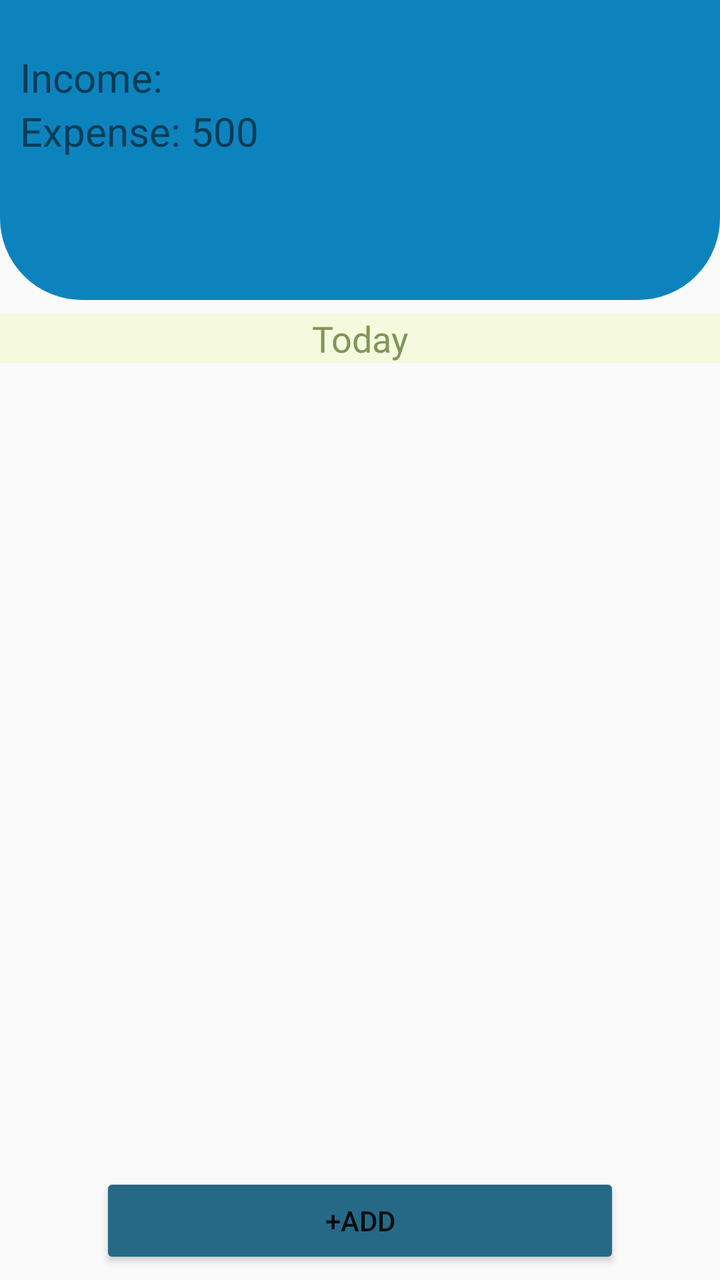
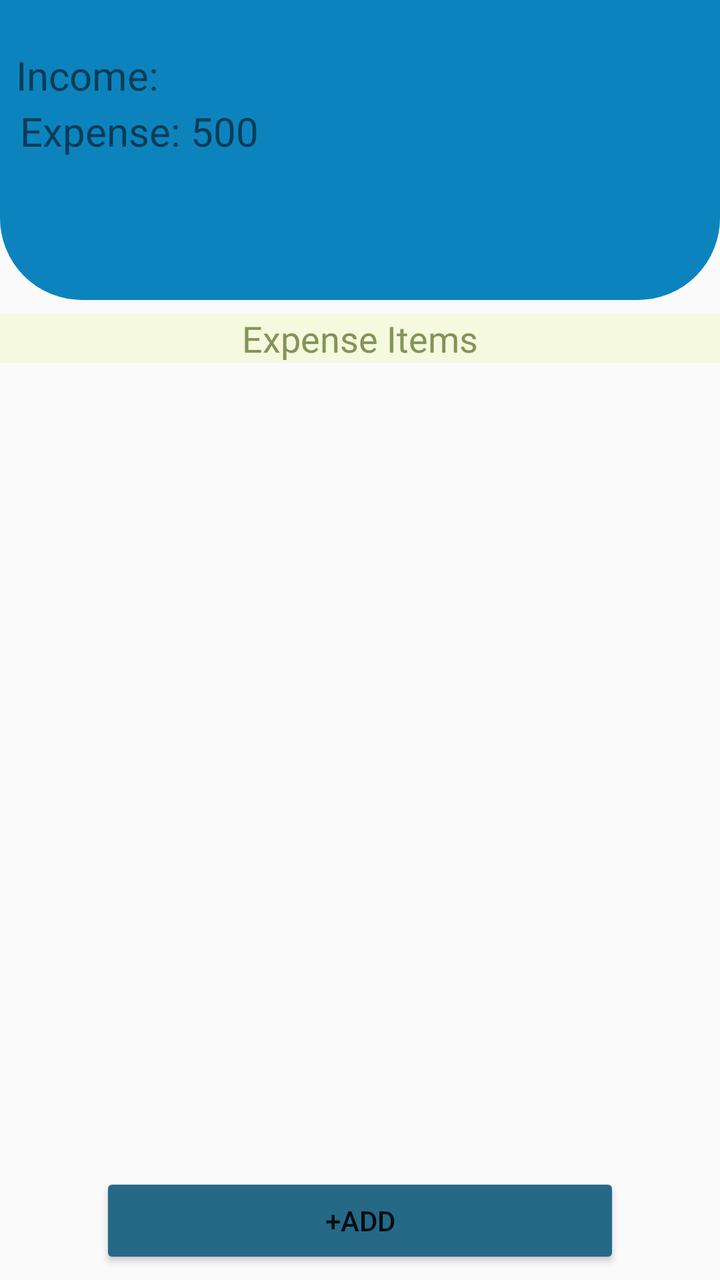

Screens rendered from an Android XML layout before and after an edit, with the pre-edit source and the edit as a unified diff.
<!-- AndroidManifest.xml: application theme Theme.ExpenseTracker -->
<!-- res/layout/fragment_main.xml -->
<?xml version="1.0" encoding="utf-8"?>
<androidx.constraintlayout.widget.ConstraintLayout xmlns:android="http://schemas.android.com/apk/res/android"
    xmlns:tools="http://schemas.android.com/tools"
    android:layout_width="match_parent"
    android:layout_height="match_parent"
    xmlns:app="http://schemas.android.com/apk/res-auto"
    android:orientation="vertical"
    tools:context=".view.mainview.MainFragment">

    <androidx.constraintlayout.widget.ConstraintLayout
        android:id="@+id/fcons"
        android:layout_width="match_parent"
        android:layout_height="150dp"
        android:orientation="vertical"
        app:layout_constraintStart_toStartOf="parent"
        app:layout_constraintEnd_toEndOf="parent"
        app:layout_constraintTop_toTopOf="parent"
        android:background="@drawable/bottom_radius">

        <TextView
            android:id="@+id/t_income"
            android:layout_width="wrap_content"
            android:layout_height="wrap_content"
            android:fontFamily="@font/bakbak_one"
            android:text="@string/income"
            android:textSize="20sp"
            android:layout_marginTop="25dp"
            android:layout_marginStart="10dp"
            app:layout_constraintStart_toStartOf="parent"
            app:layout_constraintTop_toTopOf="parent"
            />

        <TextView
            android:id="@+id/i_amount"
            android:layout_width="wrap_content"
            android:layout_height="wrap_content"
            android:fontFamily="@font/bakbak_one"
            android:paddingLeft="5dp"
            android:textSize="20sp"
            android:layout_marginTop="25dp"
            app:layout_constraintStart_toEndOf="@id/t_income"
            app:layout_constraintTop_toTopOf="parent"
            />

        <TextView
            android:id="@+id/t_expense"
            android:layout_width="wrap_content"
            android:layout_height="wrap_content"
            android:fontFamily="@font/bakbak_one"
            android:text="@string/expense"
            android:textSize="20sp"
            android:layout_marginStart="10dp"
            app:layout_constraintStart_toStartOf="parent"
            app:layout_constraintTop_toBottomOf="@id/i_amount"
            />

        <TextView
            android:id="@+id/e_amount"
            android:layout_width="wrap_content"
            android:layout_height="wrap_content"
            android:fontFamily="@font/bakbak_one"
            android:paddingHorizontal="5dp"
            android:text="@string/_500"
            android:textSize="20sp"
            app:layout_constraintStart_toEndOf="@id/t_expense"
            app:layout_constraintTop_toBottomOf="@id/i_amount"
            />

    </androidx.constraintlayout.widget.ConstraintLayout>


    <TextView
        android:id="@+id/today"
        android:layout_width="match_parent"
        android:layout_height="wrap_content"
        android:fontFamily="@font/alexandria_semibold"
        android:text="@string/today"
        android:textSize="18sp"
        android:background="#F5F9DD"
        android:textColor="#829458"
        app:layout_constraintEnd_toEndOf="parent"
        app:layout_constraintStart_toStartOf="parent"
        app:layout_constraintTop_toBottomOf="@id/fcons"
        android:gravity="center"
        android:layout_marginTop="7dp"/>



    <androidx.recyclerview.widget.RecyclerView
        android:id="@+id/rc"
        android:layout_width="match_parent"
        android:layout_height="350dp"
        app:layout_constraintStart_toStartOf="parent"
        app:layout_constraintEnd_toEndOf="parent"
        app:layout_constraintTop_toBottomOf="@id/today"
        android:layout_marginTop="5dp"
        />

    <androidx.appcompat.widget.AppCompatButton
        android:id="@+id/click_btn"
        android:layout_width="match_parent"
        android:layout_height="wrap_content"
        android:text="+ADD"
        app:layout_constraintStart_toStartOf="parent"
        app:layout_constraintEnd_toEndOf="parent"
        app:layout_constraintTop_toBottomOf="@id/rc"
        android:layout_marginHorizontal="50dp"
        android:backgroundTint="#256987"
        app:cornerRadius="20dp"
        android:layout_marginTop="50dp"
        />
</androidx.constraintlayout.widget.ConstraintLayout>
<!-- resources referenced by this layout -->
<resources>
  <!-- drawable bottom_radius (drawable) -->
  <?xml version="1.0" encoding="utf-8"?>
  <shape xmlns:android="http://schemas.android.com/apk/res/android"
  
      android:shape="rectangle"
      >
  
      <corners
          android:bottomLeftRadius="40dp"
          android:bottomRightRadius="40dp"
          />
  
      <stroke
         android:width="2dp"
          android:color="#0D83BD"
          />
  
      <solid
  
          android:color="#0D83BD"
  
          />
  
  </shape>
  <string name="_500">500</string>
  <string name="expense">Expense:</string>
  <string name="income">Income:</string>
  <string name="today">Today</string>
  <style name="Theme.ExpenseTracker" parent="Base.Theme.ExpenseTracker" />
  <style name="Base.Theme.ExpenseTracker" parent="Theme.AppCompat.DayNight.DarkActionBar">
          <item name="android:statusBarColor">#0D83BD</item>
      </style>
</resources>

<!-- the commit's change to res/layout/fragment_main.xml (unified diff, before → after) -->
@@ -21,21 +21,20 @@
             android:id="@+id/t_income"
             android:layout_width="wrap_content"
             android:layout_height="wrap_content"
+            android:layout_marginStart="8dp"
+            android:layout_marginTop="24dp"
             android:fontFamily="@font/bakbak_one"
             android:text="@string/income"
             android:textSize="20sp"
-            android:layout_marginTop="25dp"
-            android:layout_marginStart="10dp"
-            app:layout_constraintStart_toStartOf="parent"
-            app:layout_constraintTop_toTopOf="parent"
-            />
+            app:layout_constraintStart_toStartOf="parent"
+            app:layout_constraintTop_toTopOf="parent" />
 
         <TextView
             android:id="@+id/i_amount"
             android:layout_width="wrap_content"
             android:layout_height="wrap_content"
             android:fontFamily="@font/bakbak_one"
-            android:paddingLeft="5dp"
+            android:paddingStart="5dp"
             android:textSize="20sp"
             android:layout_marginTop="25dp"
             app:layout_constraintStart_toEndOf="@id/t_income"
@@ -55,7 +54,7 @@
             />
 
         <TextView
-            android:id="@+id/e_amount"
+            android:id="@+id/et_examount"
             android:layout_width="wrap_content"
             android:layout_height="wrap_content"
             android:fontFamily="@font/bakbak_one"
@@ -74,7 +73,7 @@
         android:layout_width="match_parent"
         android:layout_height="wrap_content"
         android:fontFamily="@font/alexandria_semibold"
-        android:text="@string/today"
+        android:text="Expense Items"
         android:textSize="18sp"
         android:background="#F5F9DD"
         android:textColor="#829458"
@@ -90,8 +89,9 @@
         android:id="@+id/rc"
         android:layout_width="match_parent"
         android:layout_height="350dp"
+        tools:listitem="@layout/user_itemslist"
+        app:layoutManager="androidx.recyclerview.widget.LinearLayoutManager"
         app:layout_constraintStart_toStartOf="parent"
-        app:layout_constraintEnd_toEndOf="parent"
         app:layout_constraintTop_toBottomOf="@id/today"
         android:layout_marginTop="5dp"
         />
@@ -110,3 +110,326 @@
         android:layout_marginTop="50dp"
         />
 </androidx.constraintlayout.widget.ConstraintLayout>
+<!-- res/layout/user_itemslist.xml (included above) -->
+<?xml version="1.0" encoding="utf-8"?>
+<androidx.cardview.widget.CardView xmlns:android="http://schemas.android.com/apk/res/android"
+    android:layout_width="match_parent"
+    android:layout_height="wrap_content"
+    xmlns:app="http://schemas.android.com/apk/res-auto"
+    android:backgroundTint="#135878"
+    android:elevation="10dp"
+    android:layout_marginHorizontal="20dp"
+    android:layout_marginTop="25dp"
+    app:cardCornerRadius="6dp"
+    >
+
+    <androidx.constraintlayout.widget.ConstraintLayout
+        android:layout_width="match_parent"
+        android:layout_height="wrap_content"
+
+        >
+        
+        <TextView
+            android:id="@+id/date"
+            android:layout_width="wrap_content"
+            android:layout_height="20dp"
+            android:text="01/05/2026"
+            android:textStyle="italic"
+            android:textColor="#0DD8C7"
+            app:layout_constraintStart_toStartOf="parent"
+            app:layout_constraintEnd_toEndOf="parent"
+            app:layout_constraintBottom_toTopOf="@id/food_lay"
+
+            />
+
+         <androidx.constraintlayout.widget.ConstraintLayout
+             android:id="@+id/food_lay"
+             android:layout_width="match_parent"
+             android:layout_height="wrap_content"
+             app:layout_constraintStart_toStartOf="parent"
+             app:layout_constraintEnd_toEndOf="parent"
+             app:layout_constraintTop_toTopOf="parent"
+             android:layout_marginTop="30dp"
+             >
+
+
+             <TextView
+                 android:id="@+id/t_food"
+                 android:layout_width="fill_parent"
+                 android:layout_height="wrap_content"
+                 android:text="Food"
+                 android:textSize="14sp"
+                 android:textColor="@color/white"
+                 android:textStyle="bold"
+                 android:layout_marginLeft="65dp"
+                 app:layout_constraintStart_toStartOf="parent"
+                 app:layout_constraintTop_toTopOf="parent"
+                 />
+
+             <TextView
+                 android:id="@+id/et_food"
+                 android:layout_width="fill_parent"
+                 android:layout_height="wrap_content"
+                 android:text="2600"
+                 android:textSize="14sp"
+                 android:textColor="@color/white"
+                 android:textStyle="bold"
+                 android:layout_marginLeft="250dp"
+                 app:layout_constraintStart_toEndOf="@id/t_food"
+                 app:layout_constraintTop_toTopOf="parent"
+
+                 />
+
+         </androidx.constraintlayout.widget.ConstraintLayout>
+
+
+        <androidx.constraintlayout.widget.ConstraintLayout
+            android:id="@+id/medi_lay"
+            android:layout_width="match_parent"
+            android:layout_height="wrap_content"
+            app:layout_constraintStart_toStartOf="parent"
+            app:layout_constraintTop_toBottomOf="@id/food_lay"
+            android:orientation="horizontal"
+            >
+
+
+            <TextView
+                android:id="@+id/t_medi"
+                android:layout_width="fill_parent"
+                android:layout_height="wrap_content"
+                android:text="Medical"
+                android:textSize="14sp"
+                android:textColor="@color/white"
+                android:textStyle="bold"
+                android:paddingLeft="65dp"
+                android:layout_marginTop="5dp"
+                app:layout_constraintStart_toStartOf="parent"
+                app:layout_constraintTop_toTopOf="parent"
+                />
+
+            <TextView
+                android:id="@+id/et_medi"
+                android:layout_width="fill_parent"
+                android:layout_height="wrap_content"
+                android:text="2700"
+                android:textSize="14sp"
+                android:textColor="@color/white"
+                android:textStyle="bold"
+                android:layout_marginLeft="250dp"
+                android:layout_marginTop="5dp"
+                app:layout_constraintStart_toEndOf="@id/t_medi"
+                app:layout_constraintTop_toTopOf="parent"
+
+                />
+
+        </androidx.constraintlayout.widget.ConstraintLayout>
+
+        <androidx.constraintlayout.widget.ConstraintLayout
+            android:id="@+id/travel_lay"
+            android:layout_width="match_parent"
+            android:layout_height="wrap_content"
+            app:layout_constraintStart_toStartOf="parent"
+            app:layout_constraintTop_toBottomOf="@id/medi_lay"
+            android:orientation="horizontal"
+            >
+
+
+            <TextView
+                android:id="@+id/t_travel"
+                android:layout_width="fill_parent"
+                android:layout_height="wrap_content"
+                android:text="Travel"
+                android:textSize="14sp"
+                android:textColor="@color/white"
+                android:textStyle="bold"
+                android:paddingLeft="65dp"
+                android:layout_marginTop="5dp"
+                app:layout_constraintStart_toStartOf="parent"
+                app:layout_constraintTop_toTopOf="parent"
+                />
+
+            <TextView
+                android:id="@+id/et_travel"
+                android:layout_width="fill_parent"
+                android:layout_height="wrap_content"
+                android:text="3000"
+                android:textSize="14sp"
+                android:textColor="@color/white"
+                android:textStyle="bold"
+                android:layout_marginTop="5dp"
+                android:layout_marginLeft="250dp"
+                app:layout_constraintStart_toEndOf="@id/t_travel"
+                app:layout_constraintTop_toTopOf="parent"
+
+                />
+
+        </androidx.constraintlayout.widget.ConstraintLayout>
+
+        <androidx.constraintlayout.widget.ConstraintLayout
+            android:id="@+id/transport_lay"
+            android:layout_width="match_parent"
+            android:layout_height="wrap_content"
+            app:layout_constraintStart_toStartOf="parent"
+            app:layout_constraintTop_toBottomOf="@id/travel_lay"
+            android:orientation="horizontal"
+            >
+
+
+            <TextView
+                android:id="@+id/t_transport"
+                android:layout_width="fill_parent"
+                android:layout_height="wrap_content"
+                android:paddingLeft="65dp"
+                android:text="transport"
+                android:textColor="@color/white"
+                android:textSize="14sp"
+                android:textStyle="bold"
+                android:layout_marginTop="5dp"
+                app:layout_constraintStart_toStartOf="parent"
+                app:layout_constraintTop_toTopOf="parent" />
+
+            <TextView
+                android:id="@+id/et_transport"
+                android:layout_width="fill_parent"
+                android:layout_height="wrap_content"
+                android:text="14000"
+                android:textSize="14sp"
+                android:layout_marginTop="5dp"
+                android:textColor="@color/white"
+                android:textStyle="bold"
+                android:layout_marginLeft="250dp"
+                app:layout_constraintStart_toEndOf="@id/t_transport"
+                app:layout_constraintTop_toTopOf="parent"
+
+                />
+
+        </androidx.constraintlayout.widget.ConstraintLayout>
+
+
+        <androidx.constraintlayout.widget.ConstraintLayout
+            android:id="@+id/bill_lay"
+            android:layout_width="match_parent"
+            android:layout_height="wrap_content"
+            app:layout_constraintStart_toStartOf="parent"
+            app:layout_constraintTop_toBottomOf="@id/transport_lay"
+            android:orientation="horizontal"
+            >
+
+
+            <TextView
+                android:id="@+id/t_bill"
+                android:layout_width="fill_parent"
+                android:layout_height="wrap_content"
+                android:text="Mobile Bill"
+                android:textSize="14sp"
+                android:layout_marginTop="5dp"
+                android:textColor="@color/white"
+                android:textStyle="bold"
+                android:paddingLeft="65dp"
+                app:layout_constraintStart_toStartOf="parent"
+                app:layout_constraintTop_toTopOf="parent"
+                />
+
+            <TextView
+                android:id="@+id/et_bill"
+                android:layout_width="fill_parent"
+                android:layout_height="wrap_content"
+                android:text="200"
+                android:textSize="14sp"
+                android:layout_marginTop="5dp"
+                android:textColor="@color/white"
+                android:textStyle="bold"
+                android:layout_marginLeft="250dp"
+                app:layout_constraintStart_toEndOf="@id/t_bill"
+                app:layout_constraintTop_toTopOf="parent"
+
+                />
+
+        </androidx.constraintlayout.widget.ConstraintLayout>
+
+        <androidx.constraintlayout.widget.ConstraintLayout
+            android:id="@+id/clo_lay"
+            android:layout_width="match_parent"
+            android:layout_height="wrap_content"
+            app:layout_constraintStart_toStartOf="parent"
+            app:layout_constraintTop_toBottomOf="@id/bill_lay"
+            android:orientation="horizontal"
+            >
+
+
+            <TextView
+                android:id="@+id/t_clo"
+                android:layout_width="fill_parent"
+                android:layout_height="wrap_content"
+                android:text="Clothers"
+                android:textSize="14sp"
+                android:layout_marginTop="5dp"
+                android:textColor="@color/white"
+                android:textStyle="bold"
+                android:paddingLeft="65dp"
+                app:layout_constraintStart_toStartOf="parent"
+                app:layout_constraintTop_toTopOf="parent"
+                />
+
+            <TextView
+                android:id="@+id/et_clo"
+                android:layout_width="fill_parent"
+                android:layout_height="wrap_content"
+                android:text="200"
+                android:textSize="14sp"
+                android:layout_marginTop="5dp"
+                android:textColor="@color/white"
+                android:textStyle="bold"
+                android:layout_marginLeft="250dp"
+                app:layout_constraintStart_toEndOf="@id/t_clo"
+                app:layout_constraintTop_toTopOf="parent"
+
+                />
+
+        </androidx.constraintlayout.widget.ConstraintLayout>
+
+        <androidx.constraintlayout.widget.ConstraintLayout
+            android:id="@+id/others_lay"
+            android:layout_width="match_parent"
+            android:layout_height="wrap_content"
+            app:layout_constraintStart_toStartOf="parent"
+            app:layout_constraintTop_toBottomOf="@id/clo_lay"
+            android:orientation="horizontal"
+            >
+
+
+            <TextView
+                android:id="@+id/t_others"
+                android:layout_width="fill_parent"
+                android:layout_height="wrap_content"
+                android:text="Others"
+                android:textSize="14sp"
+                android:layout_marginTop="5dp"
+                android:textColor="@color/white"
+                android:textStyle="bold"
+                android:paddingLeft="65dp"
+                app:layout_constraintStart_toStartOf="parent"
+                app:layout_constraintTop_toTopOf="parent"
+                android:paddingBottom="5dp"
+                />
+
+            <TextView
+                android:id="@+id/et_others"
+                android:layout_width="fill_parent"
+                android:layout_height="wrap_content"
+                android:text="1900"
+                android:textSize="14sp"
+                android:layout_marginTop="5dp"
+                android:textColor="@color/white"
+                android:textStyle="bold"
+                android:layout_marginLeft="250dp"
+                app:layout_constraintStart_toEndOf="@id/t_others"
+                app:layout_constraintTop_toTopOf="parent"
+                android:paddingBottom="5dp"
+                />
+
+        </androidx.constraintlayout.widget.ConstraintLayout>
+
+    </androidx.constraintlayout.widget.ConstraintLayout>
+
+</androidx.cardview.widget.CardView>
<!-- resource entries referenced after the edit -->
@@ -1,5 +1,6 @@
 <!-- resources referenced by this layout -->
 <resources>
+  <color name="white">#FFFFFFFF</color>
   <!-- drawable bottom_radius (drawable) -->
   <?xml version="1.0" encoding="utf-8"?>
   <shape xmlns:android="http://schemas.android.com/apk/res/android"
@@ -27,7 +28,6 @@
   <string name="_500">500</string>
   <string name="expense">Expense:</string>
   <string name="income">Income:</string>
-  <string name="today">Today</string>
   <style name="Theme.ExpenseTracker" parent="Base.Theme.ExpenseTracker" />
   <style name="Base.Theme.ExpenseTracker" parent="Theme.AppCompat.DayNight.DarkActionBar">
           <item name="android:statusBarColor">#0D83BD</item>
